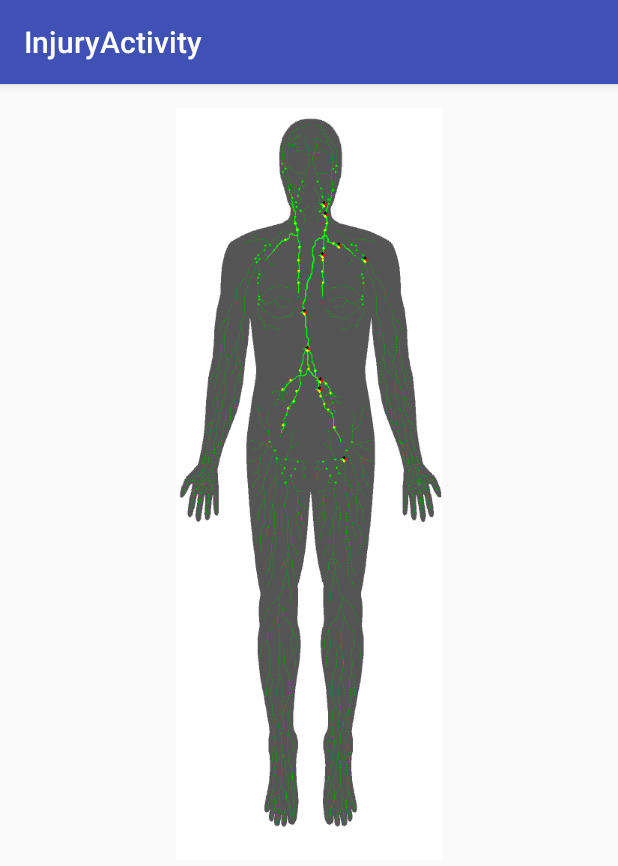
After one commit to Prithvirajbilla/FitmeApp, an Android app: the InjuryActivity screen opened directly, with no data from a screen before it, on a phone screen of 412 x 824 dp. The commit adds this screen. Shown: the top 866 px of the screen. Run offline under Robolectric (Android 15) with nearby library versions, the phone set to English and light mode, and no system bars; our stand-ins replace ButterKnife; 1 statement that could not run was skipped.

Commit message:
Package name update

```diff
--- a/app/src/main/java/in/fitbilla/FitMeApplication.java
+++ b/app/src/main/java/in/fitbilla/FitMeApplication.java
@@ -63,4 +63,6 @@ public class FitMeApplication extends Application {
             ///skip
         }
     }
+
+
 }
--- /dev/null
+++ b/app/src/main/java/in/fitbilla/InjuryActivity.java
@@ -0,0 +1,43 @@
+package in.fitbilla;
+
+import android.os.Bundle;
+import android.support.design.widget.FloatingActionButton;
+import android.support.design.widget.Snackbar;
+import android.support.v7.app.AppCompatActivity;
+import android.support.v7.widget.Toolbar;
+import android.view.View;
+import android.widget.ImageButton;
+
+import butterknife.Bind;
+import butterknife.ButterKnife;
+import butterknife.OnClick;
+
+public class InjuryActivity extends AppCompatActivity {
+
+    @Bind(R.id.img_injury)
+    ImageButton imgInjury;
+
+    @Override
+    protected void onCreate(Bundle savedInstanceState) {
+        super.onCreate(savedInstanceState);
+        setContentView(R.layout.activity_injury);
+        Toolbar toolbar = (Toolbar) findViewById(R.id.toolbar);
+        setSupportActionBar(toolbar);
+
+        FloatingActionButton fab = (FloatingActionButton) findViewById(R.id.fab);
+        fab.setOnClickListener(new View.OnClickListener() {
+            @Override
+            public void onClick(View view) {
+                Snackbar.make(view, "Replace with your own action", Snackbar.LENGTH_LONG)
+                        .setAction("Action", null).show();
+            }
+        });
+
+        ButterKnife.bind(this);
+    }
+
+    @OnClick(R.id.img_injury)
+    public void onInjury(){
+        imgInjury.setImageResource(R.drawable.injury);
+    }
+}
--- a/app/src/main/java/in/fitbilla/charting/CircleTimerView.java
+++ b/app/src/main/java/in/fitbilla/charting/CircleTimerView.java
@@ -503,7 +503,7 @@ public class CircleTimerView extends View
                     handler.obtainMessage().sendToTarget();
                 }
             };
-            timer.schedule(timerTask, 1000, 1000);
+            timer.schedule(timerTask, 0, 100);
             mStarted = true;
             if (this.mCircleTimerListener != null)
             {
@@ -562,7 +562,7 @@ public class CircleTimerView extends View
 
 
     /**
-     * set the hint text, default is 时间设置
+     * set the hint text, default is duration
      *
      * @param value String value
      */
--- a/app/src/main/java/in/fitbilla/ui/activity/ProfileActivity.java
+++ b/app/src/main/java/in/fitbilla/ui/activity/ProfileActivity.java
@@ -32,6 +32,7 @@ import butterknife.OnClick;
 import in.fitbilla.PieChartActivity;
 import in.fitbilla.R;
 import in.fitbilla.TrackActivity;
+import in.fitbilla.WorkoutActivity;
 
 public class ProfileActivity extends BaseActivity {
 
@@ -237,7 +238,7 @@ public class ProfileActivity extends BaseActivity {
     }
 
     private void navigateToActivityPage(int i){
-        Intent intent = new Intent(getApplicationContext(), TrackActivity.class);
+        Intent intent = new Intent(getApplicationContext(), WorkoutActivity.class);
         this.startActivity(intent);
     }
 }
--- /dev/null
+++ b/app/src/main/res/layout/activity_injury.xml
@@ -0,0 +1,27 @@
+<?xml version="1.0" encoding="utf-8"?>
+<android.support.design.widget.CoordinatorLayout xmlns:android="http://schemas.android.com/apk/res/android"
+    xmlns:app="http://schemas.android.com/apk/res-auto"
+    xmlns:tools="http://schemas.android.com/tools"
+    android:layout_width="match_parent"
+    android:layout_height="match_parent"
+    android:fitsSystemWindows="true"
+    tools:context="in.fitbilla.InjuryActivity">
+
+    <android.support.design.widget.AppBarLayout
+        android:layout_width="match_parent"
+        android:layout_height="wrap_content"
+        android:theme="@style/AppTheme.AppBarOverlay">
+
+        <android.support.v7.widget.Toolbar
+            android:id="@+id/toolbar"
+            android:layout_width="match_parent"
+            android:layout_height="?attr/actionBarSize"
+            android:background="?attr/colorPrimary"
+            app:popupTheme="@style/AppTheme.PopupOverlay" />
+
+    </android.support.design.widget.AppBarLayout>
+
+    <include layout="@layout/content_injury" />
+
+
+</android.support.design.widget.CoordinatorLayout>
--- /dev/null
+++ b/app/src/main/res/layout/content_injury.xml
@@ -0,0 +1,28 @@
+<?xml version="1.0" encoding="utf-8"?>
+<RelativeLayout xmlns:android="http://schemas.android.com/apk/res/android"
+    xmlns:app="http://schemas.android.com/apk/res-auto"
+    xmlns:tools="http://schemas.android.com/tools"
+    android:layout_width="match_parent"
+    android:layout_height="match_parent"
+    android:paddingBottom="@dimen/activity_vertical_margin"
+    android:paddingLeft="@dimen/activity_horizontal_margin"
+    android:paddingRight="@dimen/activity_horizontal_margin"
+    android:paddingTop="@dimen/activity_vertical_margin"
+    app:layout_behavior="@string/appbar_scrolling_view_behavior"
+    tools:context="in.fitbilla.InjuryActivity"
+    tools:showIn="@layout/activity_injury">
+
+
+    <ImageButton
+        android:layout_width="wrap_content"
+        android:layout_height="wrap_content"
+        android:id="@+id/img_injury"
+        android:src="@drawable/injury1"
+        android:layout_alignParentTop="true"
+        android:layout_centerHorizontal="true"
+        android:background="?android:attr/selectableItemBackground"/>
+
+
+
+
+</RelativeLayout>
--- a/app/src/main/res/values/colors.xml
+++ b/app/src/main/res/values/colors.xml
@@ -3,4 +3,5 @@
     <color name="colorPrimary">#3F51B5</color>
     <color name="colorPrimaryDark">#303F9F</color>
     <color name="colorAccent">#FF4081</color>
+    <color name="colorGreen">#64dd17</color>
 </resources>
--- a/app/src/main/res/values/strings.xml
+++ b/app/src/main/res/values/strings.xml
@@ -84,4 +84,5 @@
     <!-- TODO: Remove or change this placeholder text -->
     <string name="hello_blank_fragment">Hello blank fragment</string>
     <string name="title_activity_track">TrackActivity</string>
+    <string name="title_activity_injury">InjuryActivity</string>
 </resources>
```
Also changed, not shown: app/src/main/AndroidManifest.xml (+16 -7 lines), app/src/main/java/in/fitbilla/WorkoutActivity.java (+130 -19 lines), app/src/main/java/in/fitbilla/ui/activity/SplashActivity.java (+8 -0 lines), app/src/main/res/layout/fragment_workout.xml (+4 -8 lines), app/src/main/res/drawable-xhdpi/injury.png (added), app/src/main/res/drawable-xhdpi/injury1.png (added).
